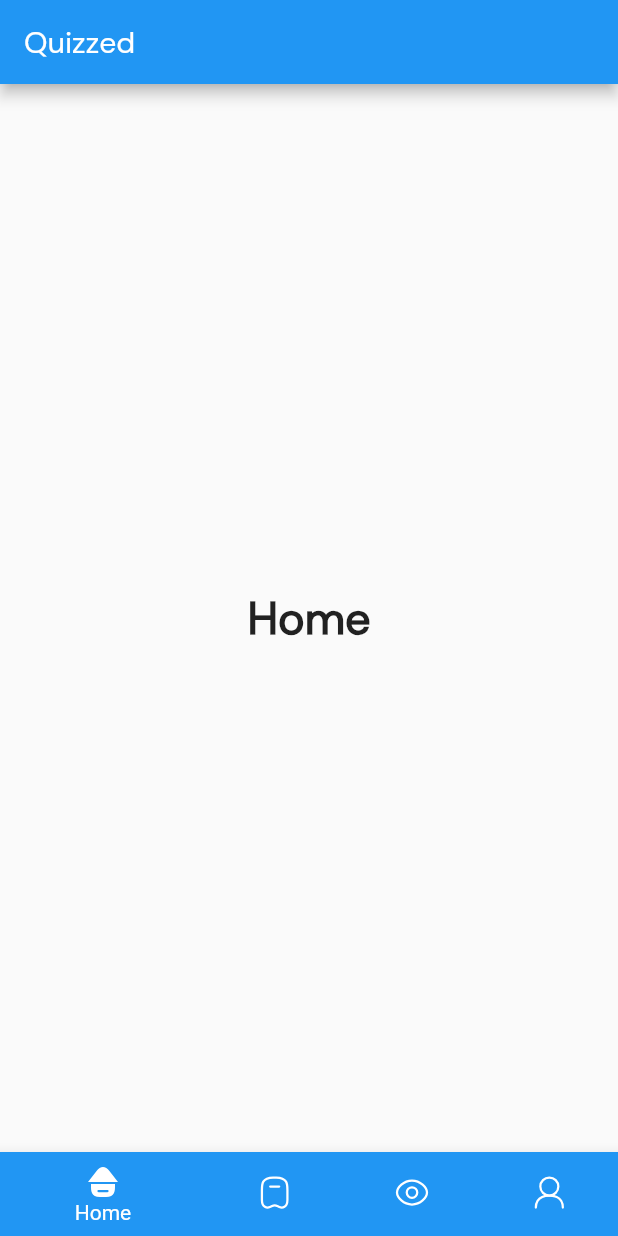
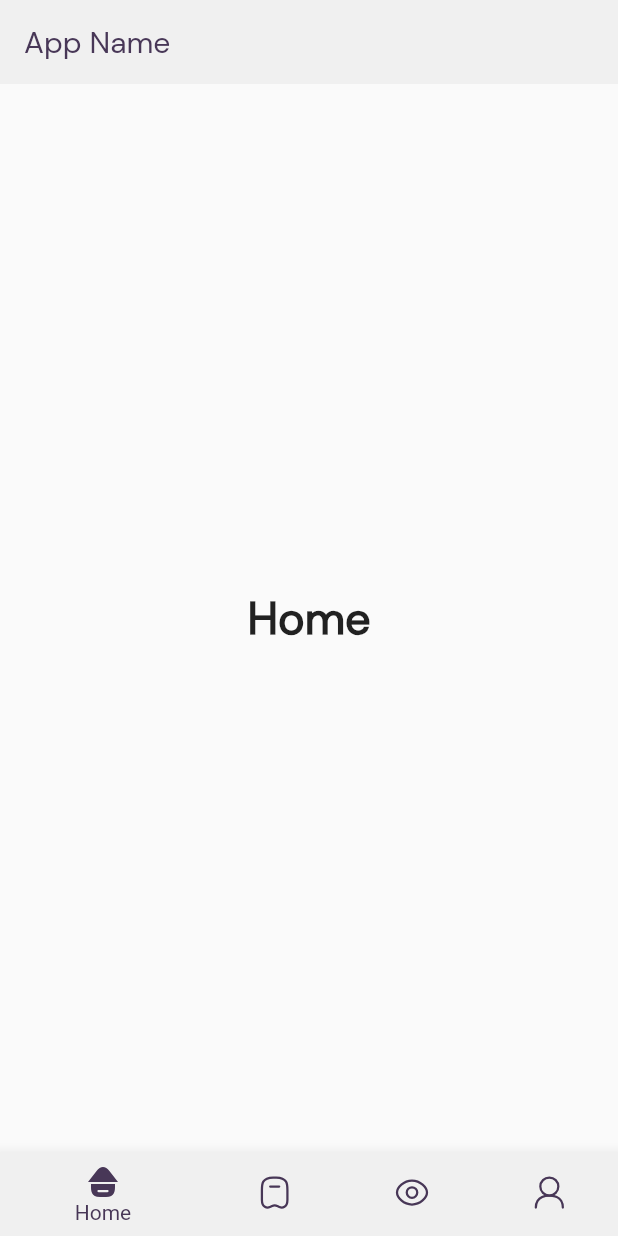
Before and after one commit to nourbeh302/Quizzed, a Flutter app: the screen it shows after launch, on a phone screen of 412 x 824 dp. Run offline on Flutter 3.47's test engine with Material 2 defaults, Android fonts, the phone set to English and light mode, and no system bars; our stand-ins replace flutter_svg.

Commit message:
Changing theme

```diff
--- a/lib/main.dart
+++ b/lib/main.dart
@@ -56,81 +56,86 @@ class _RoutingWidgetState extends State<RoutingWidget> {
 
   @override
   Widget build(BuildContext context) {
-    ColorFilter whiteColor =
-        const ColorFilter.mode(Colors.white, BlendMode.srcIn);
+    Color backgroundColor = const Color.fromARGB(255, 240, 240, 240);
+    Color foregroundColor = const Color.fromARGB(255, 72, 55, 87);
+
+    // String _title = _widgetsList.elementAt(_selectedIndex) as String;
 
     return Scaffold(
       appBar: AppBar(
         title: const Text(
-          'Quizzed',
+          'App Name',
           style: TextStyle(fontFamily: 'DMSans'),
         ),
+        backgroundColor: backgroundColor,
+        foregroundColor: foregroundColor,
+        elevation: 0,
       ),
       body: Center(
         child: _widgetsList.elementAt(_selectedIndex),
       ),
       bottomNavigationBar: BottomNavigationBar(
+        selectedItemColor: foregroundColor,
         items: [
           BottomNavigationBarItem(
               icon: SvgPicture.asset(
                 'assets/icons/home.svg',
                 width: 24,
                 height: 24,
-                colorFilter: whiteColor,
+                colorFilter: ColorFilter.mode(foregroundColor, BlendMode.srcIn),
               ),
               label: "Home",
-              backgroundColor: Colors.blue,
+              backgroundColor: backgroundColor,
               activeIcon: SvgPicture.asset(
                 'assets/icons/home-1.svg',
                 width: 24,
                 height: 24,
-                colorFilter: whiteColor,
+                colorFilter: ColorFilter.mode(foregroundColor, BlendMode.srcIn),
               )),
           BottomNavigationBarItem(
               icon: SvgPicture.asset(
                 'assets/icons/bookmark.svg',
                 width: 24,
                 height: 24,
-                colorFilter: whiteColor,
+                colorFilter: ColorFilter.mode(foregroundColor, BlendMode.srcIn),
               ),
               label: "Courses",
-              backgroundColor: Colors.blue,
+              backgroundColor: backgroundColor,
               activeIcon: SvgPicture.asset(
                 'assets/icons/bookmark-1.svg',
                 width: 24,
                 height: 24,
-                colorFilter: whiteColor,
+                colorFilter: ColorFilter.mode(foregroundColor, BlendMode.srcIn),
               )),
           BottomNavigationBarItem(
               icon: SvgPicture.asset(
                 'assets/icons/eye.svg',
                 width: 24,
                 height: 24,
-                colorFilter: whiteColor,
+                colorFilter: ColorFilter.mode(foregroundColor, BlendMode.srcIn),
               ),
               label: "Monitor",
-              backgroundColor: Colors.blue,
+              backgroundColor: backgroundColor,
               activeIcon: SvgPicture.asset(
                 'assets/icons/eye-1.svg',
                 width: 24,
                 height: 24,
-                colorFilter: whiteColor,
+                colorFilter: ColorFilter.mode(foregroundColor, BlendMode.srcIn),
               )),
           BottomNavigationBarItem(
               icon: SvgPicture.asset(
                 'assets/icons/user.svg',
                 width: 24,
                 height: 24,
-                colorFilter: whiteColor,
+                colorFilter: ColorFilter.mode(foregroundColor, BlendMode.srcIn),
               ),
               label: "Profile",
-              backgroundColor: Colors.blue,
+              backgroundColor: backgroundColor,
               activeIcon: SvgPicture.asset(
                 'assets/icons/user-1.svg',
                 width: 24,
                 height: 24,
-                colorFilter:
-                    const ColorFilter.mode(Colors.white, BlendMode.srcIn),
+                colorFilter: ColorFilter.mode(foregroundColor, BlendMode.srcIn),
               )),
         ],
         currentIndex: _selectedIndex,
```
